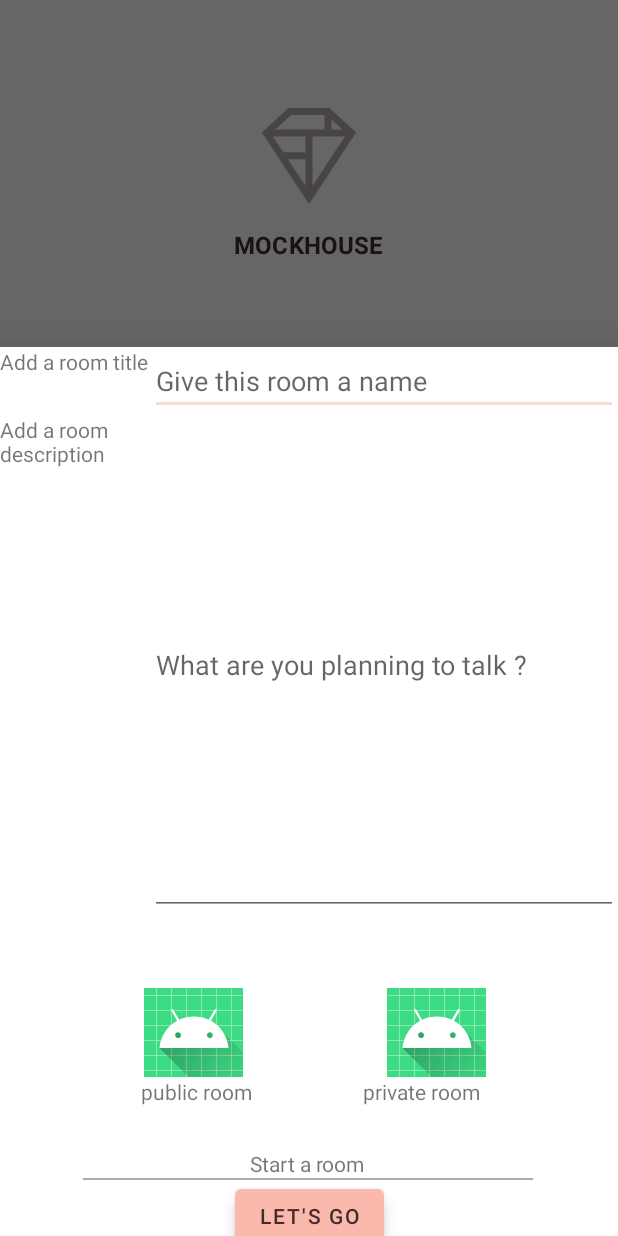
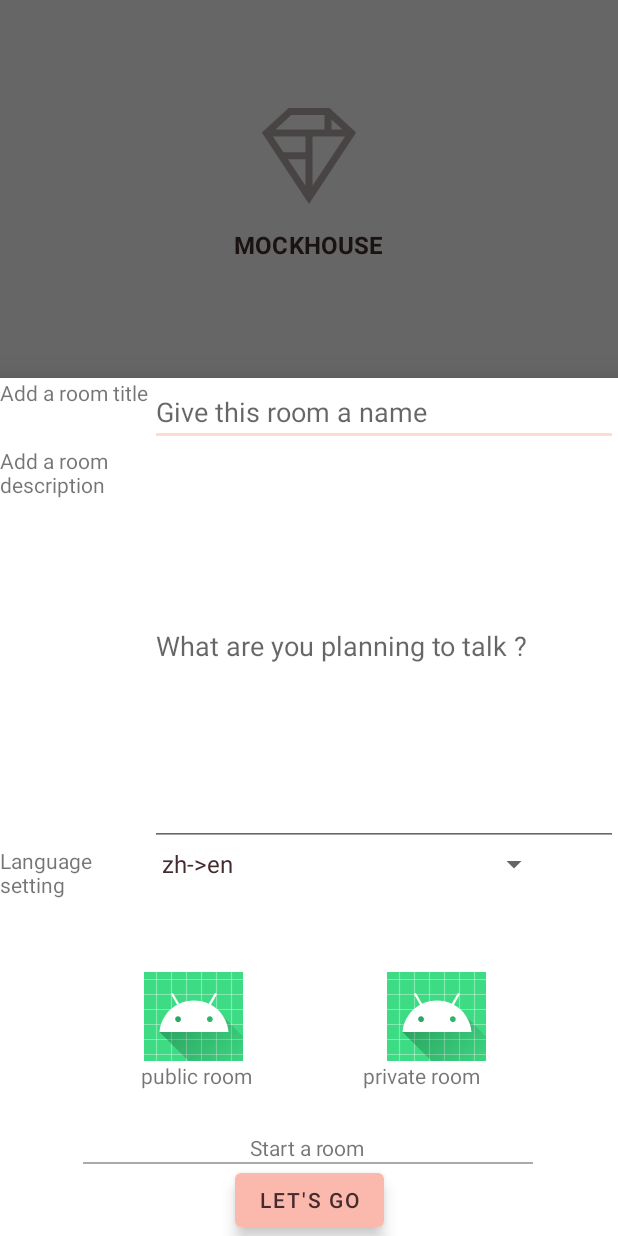
Before and after one commit to aribexxx/ASR-App, an Android app: the fragment StartRoomFragment placed in its activity, on a phone screen of 412 x 824 dp. Run offline under Robolectric (Android 15) with nearby library versions, the phone set to English and light mode, and no system bars.

Commit message:
[A]StartRoom Acitivty : add language direction settings UI

```diff
--- a/app/src/main/java/com/example/myapplication/views/setup_room/StartRoomFragment.java
+++ b/app/src/main/java/com/example/myapplication/views/setup_room/StartRoomFragment.java
@@ -11,8 +11,10 @@ import android.view.LayoutInflater;
 import android.view.View;
 import android.view.ViewGroup;
 import android.view.inputmethod.InputMethodManager;
+import android.widget.ArrayAdapter;
 import android.widget.EditText;
 import android.widget.ImageButton;
+import android.widget.Spinner;
 import android.widget.TextView;
 
 import androidx.annotation.NonNull;
@@ -37,6 +39,7 @@ public class StartRoomFragment  extends BottomSheetDialogFragment  {
     TextView roomDescriptionInput;
     SpeakerPublicRoomActivity a_pub_room;
     SpeakerPrivateRoomActivity a_private_room;
+
 
 
     enum RoomType{
@@ -72,6 +75,17 @@ public class StartRoomFragment  extends BottomSheetDialogFragment  {
             }
         });
 
+        //set language direction spinner-------------
+        Spinner spinner = (Spinner) view.findViewById(R.id.language_setting_spinner);
+        // Create an ArrayAdapter using the string array and a default spinner layout
+        ArrayAdapter<CharSequence> adapter = ArrayAdapter.createFromResource(getContext(),
+            R.array.language_direction, android.R.layout.simple_spinner_item);
+         // Specify the layout to use when the list of choices appears
+        adapter.setDropDownViewResource(android.R.layout.simple_spinner_dropdown_item);
+         // Apply the adapter to the spinner
+        spinner.setAdapter(adapter);
+
+        // public room button--------------
         public_room.setOnClickListener(new View.OnClickListener() {
             @Override
             public void onClick(View v) {
--- a/app/src/main/res/layout/mh_startroom_page.xml
+++ b/app/src/main/res/layout/mh_startroom_page.xml
@@ -40,11 +40,28 @@
         android:id="@+id/room_description_setting"
         android:layout_below="@+id/room_title_setting"
         android:layout_width="800px"
-        android:layout_height="500px"
+        android:layout_height="400px"
         android:layout_marginLeft="100dp"
         android:imeOptions="actionDone"
         android:hint="What are you planning to talk ?">
     </EditText>
+    <TextView
+        android:id="@+id/language_setting_text"
+        android:layout_width="100dp"
+        android:layout_height="wrap_content"
+        android:text="Language setting"
+        android:layout_below="@+id/room_description_setting">
+
+    </TextView>
+
+    <Spinner
+        android:id="@+id/language_setting_spinner"
+        android:layout_toRightOf="@+id/language_setting_text"
+        android:layout_below="@id/room_description_setting"
+        android:layout_width="400px"
+        android:layout_height="wrap_content"
+        />
+
 </RelativeLayout>
 
 
--- a/app/src/main/res/values/strings.xml
+++ b/app/src/main/res/values/strings.xml
@@ -41,4 +41,11 @@
     <string name="extended_fab_label">Start a room</string>
     <string name="public_room_identifer">Welcome everyone</string>
     <string name="sign_up_text">Sign Up</string>
+
+    <!--翻译语言方向设置选项-->
+    <string-array name="language_direction">
+        <item>zh->en</item>
+        <item>en->zh</item>
+
+    </string-array>
 </resources>
```
